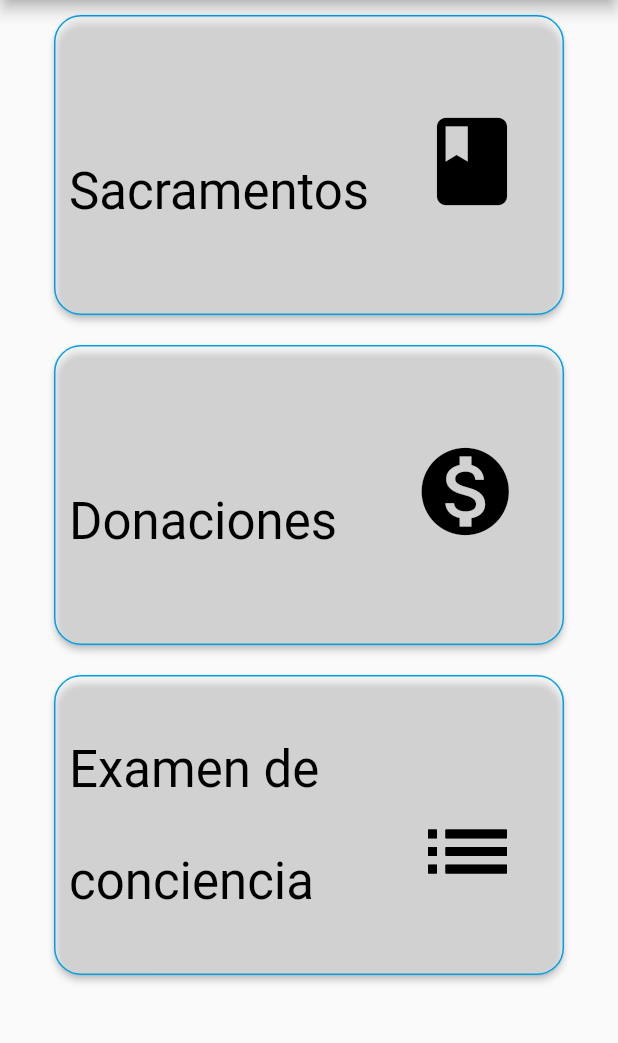
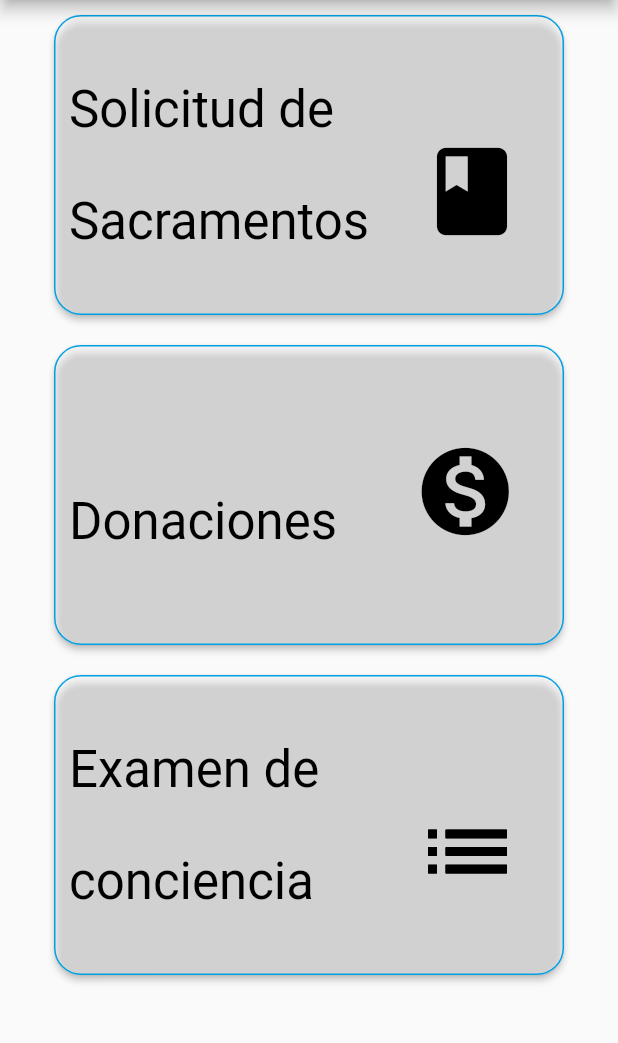
Before and after one commit to kamo28/PDMI, a Flutter app: the screen it shows after launch, on a phone screen of 412 x 824 dp, the part 84-1127 px from its top. Run offline on Flutter 3.47's test engine with Material 2 defaults, Android fonts, the phone set to English and light mode, and no system bars; our stand-ins replace webview_flutter; missing offline and left inert: flutter_sms, http_auth.

Commit message:
cambio nombre boton sacramentos

```diff
--- a/pdm/lib/inicio.dart
+++ b/pdm/lib/inicio.dart
@@ -55,7 +55,7 @@ class _MainPageState extends State<MainPage> {
                       child: RichText(
                           text: TextSpan(children: [
                         TextSpan(
-                            text: "Sacramentos    ",
+                            text: "Solicitud de Sacramentos    ",
                             style:
                                 TextStyle(fontSize: 34, color: Colors.black)),
                         WidgetSpan(child: Icon(Icons.book, size: 70))
```
